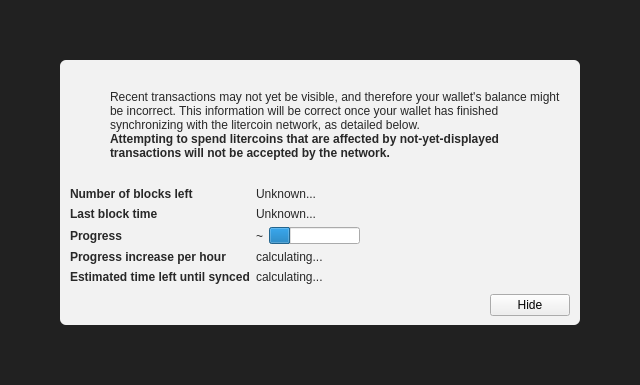
This is src/qt/forms/modaloverlay.ui in minblock/litercoin as Qt 5 draws it before an edit. The edited form follows.
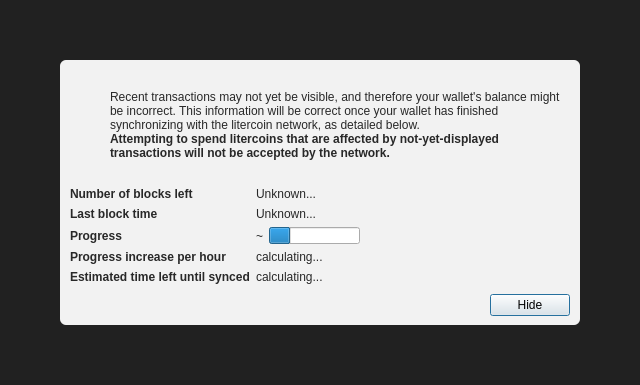
This is the edited form. Icons and pictures are not drawn. Custom widgets are drawn as their Qt base class.

Patch:
```diff
--- a/src/qt/forms/modaloverlay.ui
+++ b/src/qt/forms/modaloverlay.ui
@@ -351,6 +351,12 @@
              <property name="text">
               <string>Hide</string>
              </property>
+             <property name="focusPolicy">
+              <enum>Qt::StrongFocus</enum>
+             </property>
+             <property name="default">
+              <bool>true</bool>
+             </property>
             </widget>
            </item>
           </layout>
```
Left out of the diff: 2 changed lines with no effect on the pictures.
